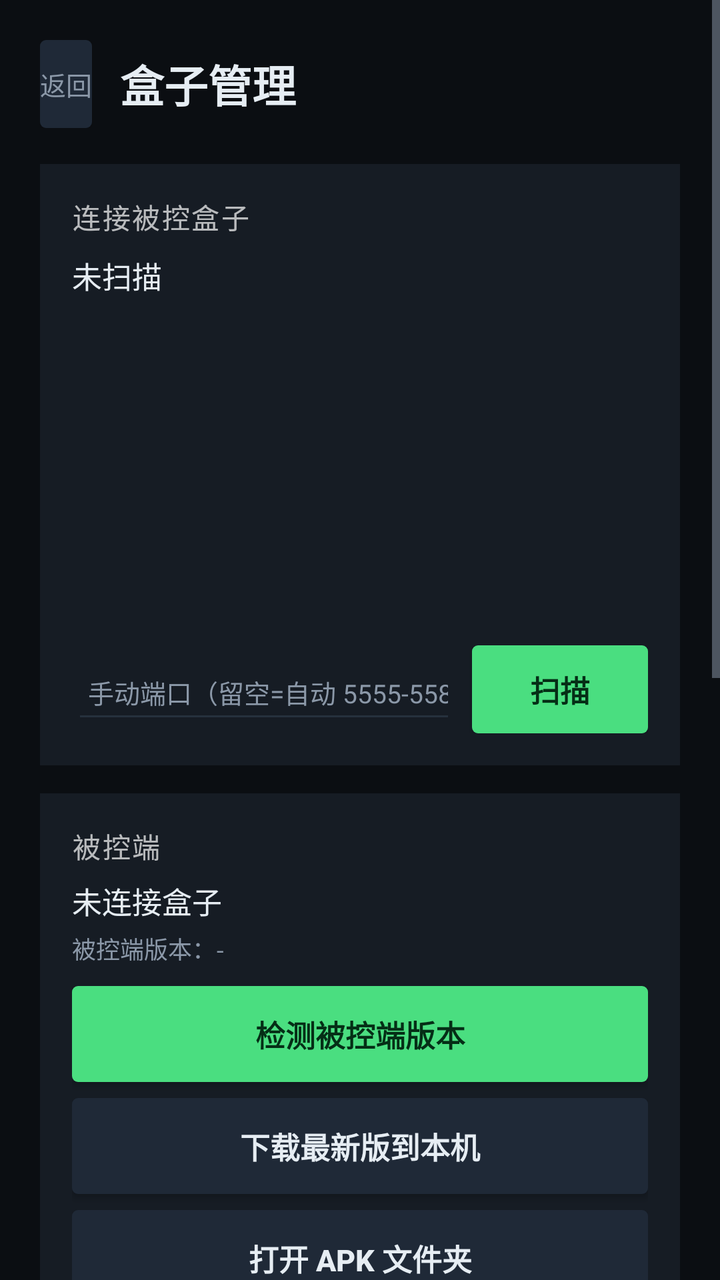
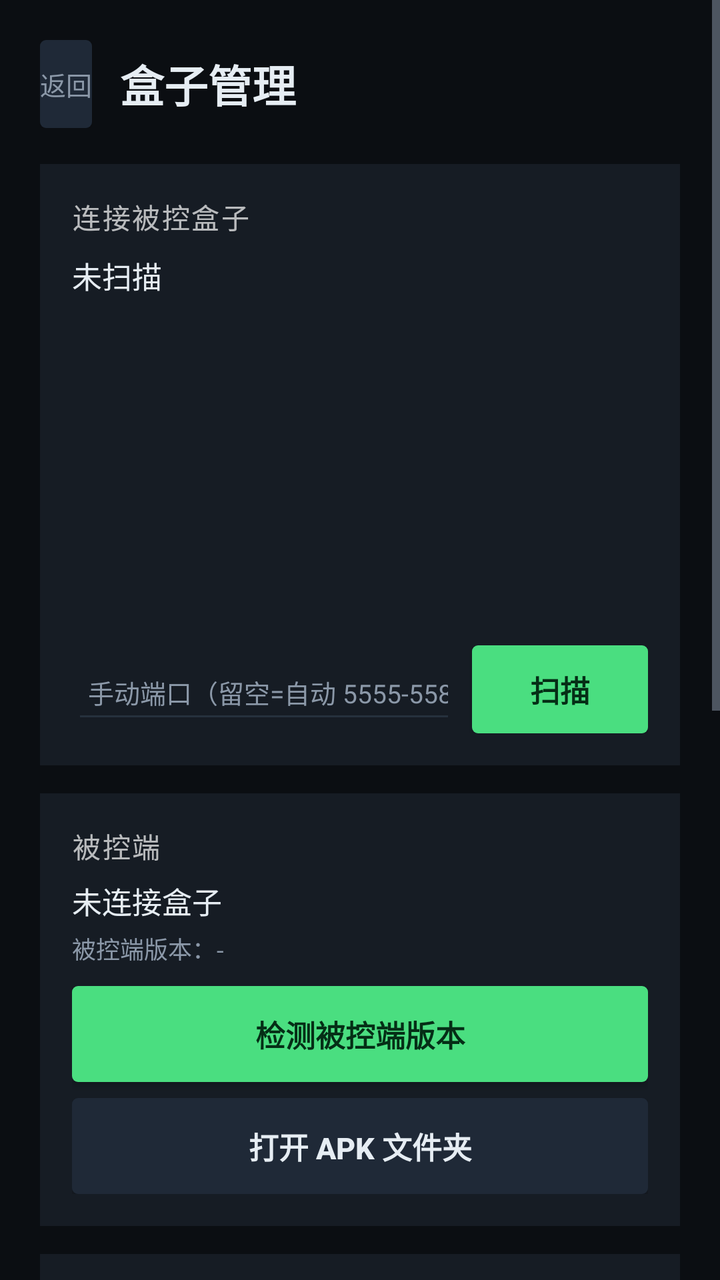

The first picture is an Android layout as it rendered before a commit; the second is the same layout after the commit. The layout source and the unified diff follow.
<!-- AndroidManifest.xml: application theme AppTheme -->
<!-- res/layout/activity_update.xml -->
<?xml version="1.0" encoding="utf-8"?>
<ScrollView xmlns:android="http://schemas.android.com/apk/res/android"
    android:layout_width="match_parent"
    android:layout_height="match_parent"
    android:background="@color/bg"
    android:fillViewport="true">

    <LinearLayout
        android:layout_width="match_parent"
        android:layout_height="wrap_content"
        android:orientation="vertical"
        android:padding="20dp">

        <LinearLayout
            android:layout_width="match_parent"
            android:layout_height="wrap_content"
            android:gravity="center_vertical"
            android:orientation="horizontal">

            <Button
                android:id="@+id/btn_back"
                android:layout_width="wrap_content"
                android:layout_height="44dp"
                android:background="@drawable/bg_btn_secondary"
                android:minWidth="0dp"
                android:text="返回"
                android:textColor="@color/dim"
                android:textSize="13sp" />

            <TextView
                android:layout_width="0dp"
                android:layout_height="wrap_content"
                android:layout_marginStart="14dp"
                android:layout_weight="1"
                android:text="盒子管理"
                android:textColor="@color/text"
                android:textSize="22sp"
                android:textStyle="bold" />
        </LinearLayout>

        <LinearLayout
            style="@style/Card"
            android:layout_width="match_parent"
            android:layout_height="wrap_content"
            android:layout_marginTop="18dp">

            <TextView
                style="@style/SectionTitle"
                android:layout_width="wrap_content"
                android:layout_height="wrap_content"
                android:text="连接被控盒子" />

            <TextView
                android:id="@+id/tv_devices"
                style="@style/Value"
                android:layout_width="match_parent"
                android:layout_height="wrap_content"
                android:layout_marginTop="8dp"
                android:text="未扫描" />

            <ListView
                android:id="@+id/list_devices"
                android:layout_width="match_parent"
                android:layout_height="160dp"
                android:layout_marginTop="6dp"
                android:divider="@color/line"
                android:dividerHeight="1dp" />

            <LinearLayout
                android:layout_width="match_parent"
                android:layout_height="wrap_content"
                android:layout_marginTop="8dp"
                android:gravity="center_vertical"
                android:orientation="horizontal">

                <EditText
                    android:id="@+id/et_port"
                    android:layout_width="0dp"
                    android:layout_height="44dp"
                    android:layout_weight="1"
                    android:backgroundTint="@color/line"
                    android:hint="手动端口（留空=自动 5555-5585）"
                    android:inputType="number"
                    android:paddingStart="8dp"
                    android:textColor="@color/text"
                    android:textColorHint="@color/dim"
                    android:textSize="13sp" />

                <Button
                    android:id="@+id/btn_scan"
                    android:layout_width="wrap_content"
                    android:layout_height="44dp"
                    android:layout_marginStart="8dp"
                    android:background="@drawable/bg_btn_primary"
                    android:text="扫描"
                    android:textColor="@color/accent_dark"
                    android:textSize="15sp"
                    android:textStyle="bold" />
            </LinearLayout>
        </LinearLayout>

        <LinearLayout
            style="@style/Card"
            android:layout_width="match_parent"
            android:layout_height="wrap_content"
            android:layout_marginTop="14dp">

            <TextView
                style="@style/SectionTitle"
                android:layout_width="wrap_content"
                android:layout_height="wrap_content"
                android:text="被控端" />

            <TextView
                android:id="@+id/tv_connected"
                style="@style/Value"
                android:layout_width="match_parent"
                android:layout_height="wrap_content"
                android:layout_marginTop="6dp"
                android:text="未连接盒子" />

            <TextView
                android:id="@+id/tv_remote_ver"
                style="@style/Hint"
                android:layout_width="match_parent"
                android:layout_height="wrap_content"
                android:layout_marginTop="4dp"
                android:text="被控端版本：-" />

            <Button
                android:id="@+id/btn_check_remote"
                android:layout_width="match_parent"
                android:layout_height="48dp"
                android:layout_marginTop="10dp"
                android:background="@drawable/bg_btn_primary"
                android:text="检测被控端版本"
                android:textColor="@color/accent_dark"
                android:textSize="15sp"
                android:textStyle="bold" />

            <Button
                android:id="@+id/btn_download"
                android:layout_width="match_parent"
                android:layout_height="48dp"
                android:layout_marginTop="8dp"
                android:background="@drawable/bg_btn_secondary"
                android:text="下载最新版到本机"
                android:textColor="@color/text"
                android:textSize="15sp"
                android:textStyle="bold" />

            <Button
                android:id="@+id/btn_open_dir"
                android:layout_width="match_parent"
                android:layout_height="48dp"
                android:layout_marginTop="8dp"
                android:background="@drawable/bg_btn_secondary"
                android:text="打开 APK 文件夹"
                android:textColor="@color/text"
                android:textSize="15sp"
                android:textStyle="bold" />
        </LinearLayout>

        <LinearLayout
            style="@style/Card"
            android:layout_width="match_parent"
            android:layout_height="wrap_content"
            android:layout_marginTop="14dp"
            android:orientation="vertical">

            <TextView
                style="@style/SectionTitle"
                android:layout_width="wrap_content"
                android:layout_height="wrap_content"
                android:text="版本库 · 下载/安装" />

            <TextView
                android:id="@+id/tv_ver_status"
                style="@style/Hint"
                android:layout_width="match_parent"
                android:layout_height="wrap_content"
                android:layout_marginTop="6dp"
                android:text="点「拉取版本列表」，选择版本下载到本机目录；已下载的可用「安装」装到手机或推送到盒子。" />

            <Button
                android:id="@+id/btn_list_versions"
                android:layout_width="match_parent"
                android:layout_height="48dp"
                android:layout_marginTop="10dp"
                android:background="@drawable/bg_btn_primary"
                android:text="拉取版本列表"
                android:textColor="@color/accent_dark"
                android:textSize="15sp"
                android:textStyle="bold" />

            <ListView
                android:id="@+id/list_versions"
                android:layout_width="match_parent"
                android:layout_height="220dp"
                android:layout_marginTop="8dp"
                android:divider="@color/line"
                android:dividerHeight="1dp" />

            <TextView
                android:id="@+id/tv_local_install"
                style="@style/Hint"
                android:layout_width="match_parent"
                android:layout_height="wrap_content"
                android:layout_marginTop="8dp"
                android:text="已下载的 APK 保存在本机下载目录。" />
        </LinearLayout>

        <TextView
            android:id="@+id/tv_log"
            style="@style/Hint"
            android:layout_width="match_parent"
            android:layout_height="wrap_content"
            android:layout_marginTop="14dp"
            android:text="运行日志：-" />

        <Button
            android:id="@+id/btn_copy_log"
            android:layout_width="match_parent"
            android:layout_height="46dp"
            android:layout_marginTop="10dp"
            android:layout_marginBottom="10dp"
            android:background="@drawable/bg_btn_secondary"
            android:text="一键复制日志"
            android:textColor="@color/text"
            android:textSize="14sp" />
    </LinearLayout>
</ScrollView>
<!-- resources referenced by this layout -->
<resources>
  <color name="accent_dark">#052E16</color>
  <color name="bg">#0B0E12</color>
  <color name="dim">#8B98A8</color>
  <color name="line">#26313D</color>
  <color name="text">#E6EDF3</color>
  <!-- drawable bg_btn_primary (drawable) -->
  <?xml version="1.0" encoding="utf-8"?>
  <selector xmlns:android="http://schemas.android.com/apk/res/android">
      <item android:state_focused="true">
          <shape android:shape="rectangle">
              <solid android:color="@color/accent" />
              <stroke android:width="3dp" android:color="@color/text" />
              <corners android:radius="3dp" />
          </shape>
      </item>
      <item android:state_pressed="true">
          <shape android:shape="rectangle">
              <solid android:color="@color/accent_pressed" />
              <corners android:radius="3dp" />
          </shape>
      </item>
      <item>
          <shape android:shape="rectangle">
              <solid android:color="@color/accent" />
              <corners android:radius="3dp" />
          </shape>
      </item>
  </selector>
  <!-- drawable bg_btn_secondary (drawable) -->
  <?xml version="1.0" encoding="utf-8"?>
  <selector xmlns:android="http://schemas.android.com/apk/res/android">
      <item android:state_focused="true">
          <shape android:shape="rectangle">
              <solid android:color="@color/surface2" />
              <stroke android:width="3dp" android:color="@color/accent" />
              <corners android:radius="3dp" />
          </shape>
      </item>
      <item android:state_pressed="true">
          <shape android:shape="rectangle">
              <solid android:color="@color/line" />
              <corners android:radius="3dp" />
          </shape>
      </item>
      <item>
          <shape android:shape="rectangle">
              <solid android:color="@color/surface2" />
              <corners android:radius="3dp" />
          </shape>
      </item>
  </selector>
  <style name="Card">
          <item name="android:orientation">vertical</item>
          <item name="android:background">@color/surface</item>
          <item name="android:padding">16dp</item>
      </style>
  <style name="Hint">
          <item name="android:textColor">@color/dim</item>
          <item name="android:textSize">12sp</item>
          <item name="android:lineSpacingExtra">3dp</item>
      </style>
  <style name="SectionTitle">
          <item name="android:textColor">@color/accent</item>
          <item name="android:textSize">12sp</item>
          <item name="android:textStyle">bold</item>
      </style>
  <style name="Value">
          <item name="android:textColor">@color/text</item>
          <item name="android:textSize">15sp</item>
          <item name="android:lineSpacingExtra">4dp</item>
      </style>
  <style name="AppTheme" parent="@android:style/Theme.Holo.NoActionBar">
          <item name="android:windowBackground">@color/bg</item>
          <item name="android:textColorPrimary">@color/text</item>
          <item name="android:textColorSecondary">@color/dim</item>
      </style>
  <color name="accent">#4ADE80</color>
  <color name="accent_pressed">#22B45C</color>
  <color name="surface2">#1F2937</color>
  <color name="surface">#161C24</color>
</resources>

<!-- the commit's change to res/layout/activity_update.xml (unified diff, before → after) -->
@@ -139,17 +139,6 @@
                 android:textStyle="bold" />
 
             <Button
-                android:id="@+id/btn_download"
-                android:layout_width="match_parent"
-                android:layout_height="48dp"
-                android:layout_marginTop="8dp"
-                android:background="@drawable/bg_btn_secondary"
-                android:text="下载最新版到本机"
-                android:textColor="@color/text"
-                android:textSize="15sp"
-                android:textStyle="bold" />
-
-            <Button
                 android:id="@+id/btn_open_dir"
                 android:layout_width="match_parent"
                 android:layout_height="48dp"
